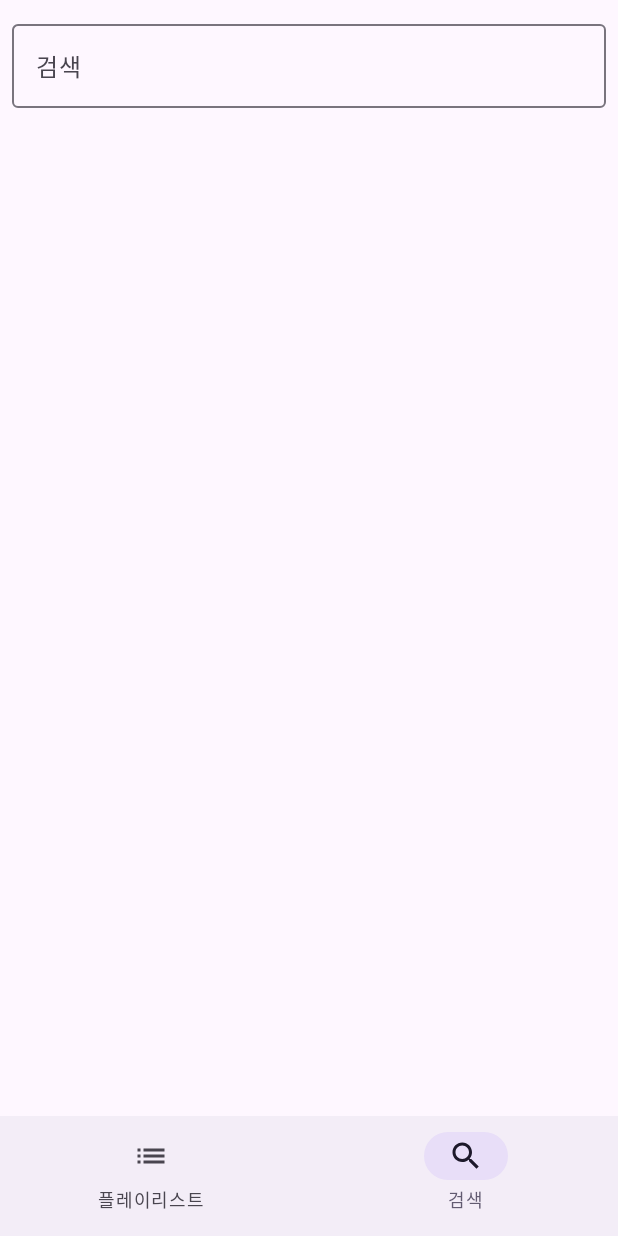
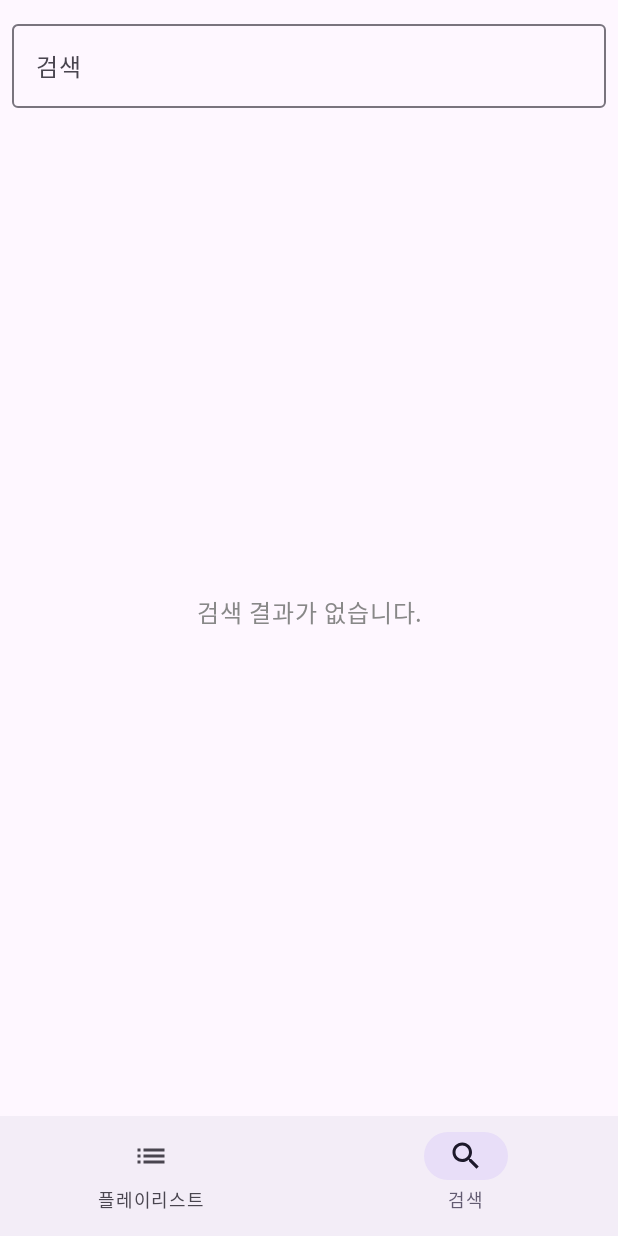
Before and after one commit to sumi-yoo/FlowPlay, an Android app built with Jetpack Compose: the SearchScreen screen opened through its navigation route, on a phone screen of 412 x 824 dp. Run offline under Robolectric (Android 15) with nearby library versions, the phone set to English and light mode, and no system bars; our stand-ins replace Dagger/Hilt's generated code, Room's generated code, paging; pictures from the network do not load; 2 statements that could not run were skipped.

Commit message:
feat: 검색 결과 없을 때 안내 메시지 표시

```diff
--- a/app/src/main/java/com/sumi/flowplay/data/paging/JamendoPagingSource.kt
+++ b/app/src/main/java/com/sumi/flowplay/data/paging/JamendoPagingSource.kt
@@ -47,11 +47,20 @@ class JamendoPagingSource(
                 }
 
             } catch (e: Exception) {
-                return LoadResult.Error(e)
+                return LoadResult.Page(
+                    data = tracks,
+                    prevKey = if (page == 1) null else page - 1,
+                    nextKey = if (tracks.isEmpty()) null else page + 1
+                )
             }
         }
 
-        return LoadResult.Error(Exception("Empty result after $MAX_RETRY retries for page $page"))
+        // 결과가 없어도 빈 리스트로 Page 반환
+        return LoadResult.Page(
+            data = tracks,
+            prevKey = if (page == 1) null else page - 1,
+            nextKey = if (tracks.isEmpty()) null else page + 1
+        )
     }
 
     override fun getRefreshKey(state: PagingState<Int, Track>): Int? {
--- a/app/src/main/java/com/sumi/flowplay/ui/search/SearchScreen.kt
+++ b/app/src/main/java/com/sumi/flowplay/ui/search/SearchScreen.kt
@@ -43,15 +43,19 @@ import androidx.compose.ui.focus.focusRequester
 import androidx.compose.ui.focus.onFocusChanged
 import androidx.compose.ui.graphics.Color
 import androidx.compose.ui.platform.LocalFocusManager
+import androidx.compose.ui.res.stringResource
 import androidx.compose.ui.text.font.FontWeight
 import androidx.compose.ui.text.input.ImeAction
+import androidx.compose.ui.text.style.TextAlign
 import androidx.compose.ui.text.style.TextOverflow
 import androidx.compose.ui.unit.dp
+import androidx.compose.ui.unit.sp
 import androidx.paging.LoadState
 import coil.compose.AsyncImage
 import com.sumi.flowplay.data.model.Track
 import androidx.paging.compose.collectAsLazyPagingItems
 import androidx.paging.compose.items
+import com.sumi.flowplay.R
 import com.sumi.flowplay.ui.player.PlayerViewModel
 import com.sumi.flowplay.ui.player.PlayingWave
 
@@ -145,12 +149,30 @@ fun SearchScreen(
             } else {
                 // 검색 결과 화면
                 Spacer(modifier = Modifier.height(8.dp))
+                Box(
+                    modifier = Modifier.fillMaxSize(),
+                    contentAlignment = Alignment.Center
+                ) {
+                    if (tracks.itemCount == 0) {
+                        // 검색 결과 없음 표시
+                        Text(
+                            text = stringResource(R.string.no_search_results),
+                            color = Color.Gray,
+                            fontSize = 16.sp,
+                            textAlign = TextAlign.Center
+                        )
+                    } else {
                         LazyColumn(
+                            modifier = Modifier.fillMaxSize(),
                             verticalArrangement = Arrangement.spacedBy(8.dp) // 아이템 사이 간격 4dp
                         ) {
                             items(tracks) { track ->
                                 track?.let {
-                            TrackItem(track = it, isCurrentTrack = currentTrack?.id == track.id, isPlaying = isPlaying) {
+                                    TrackItem(
+                                        track = it,
+                                        isCurrentTrack = currentTrack?.id == track.id,
+                                        isPlaying = isPlaying
+                                    ) {
                                         val currentTrackList = (0 until tracks.itemCount)
                                             .mapNotNull { index -> tracks.peek(index) }
                                         onTrackClick(it, currentTrackList)
@@ -159,10 +181,12 @@ fun SearchScreen(
                             }
                         }
                     }
-        }
 
                     if (tracks.loadState.refresh is LoadState.Loading || tracks.loadState.append is LoadState.Loading) {
                         CircularProgressIndicator(modifier = Modifier.align(Alignment.Center))
+                    }
+                }
+            }
         }
     }
 }
--- a/app/src/main/res/values/strings.xml
+++ b/app/src/main/res/values/strings.xml
@@ -21,4 +21,5 @@
     <string name="playlist_name_exists">이미 존재하는 이름입니다.</string>
     <string name="channel_name_music_playback">음악 재생</string>
     <string name="channel_desc_music_playback">백그라운드에서 음악을 재생합니다.</string>
+    <string name="no_search_results">검색 결과가 없습니다.</string>
 </resources>
```
Lines whose indentation alone changed are shown as unchanged.
